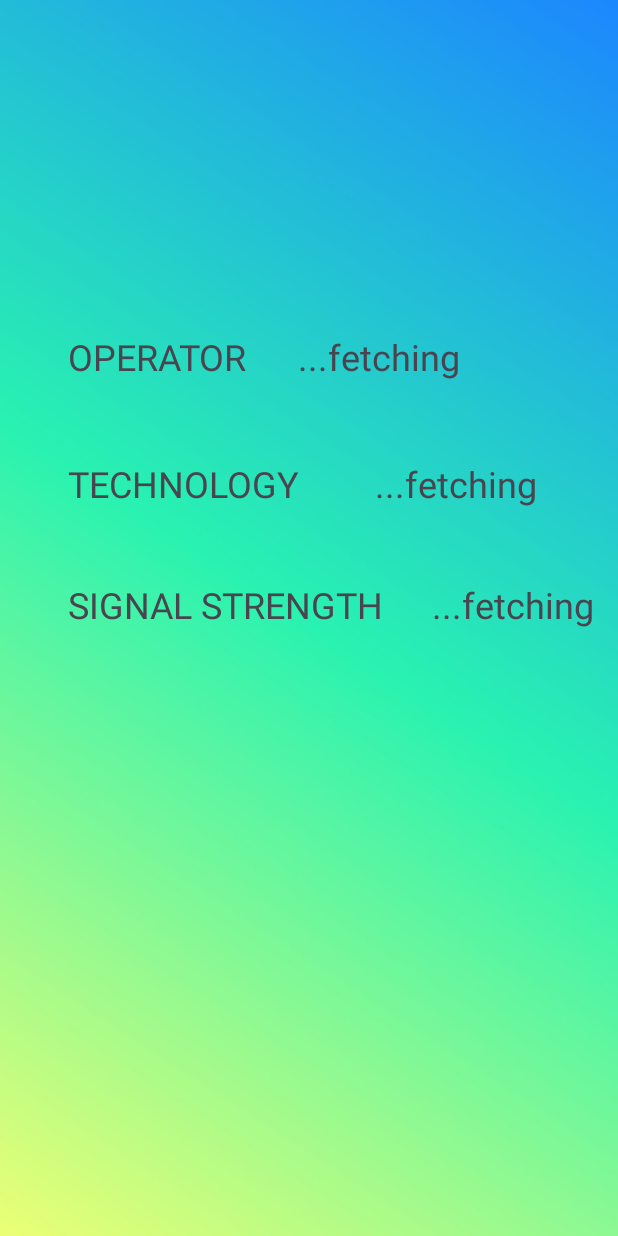
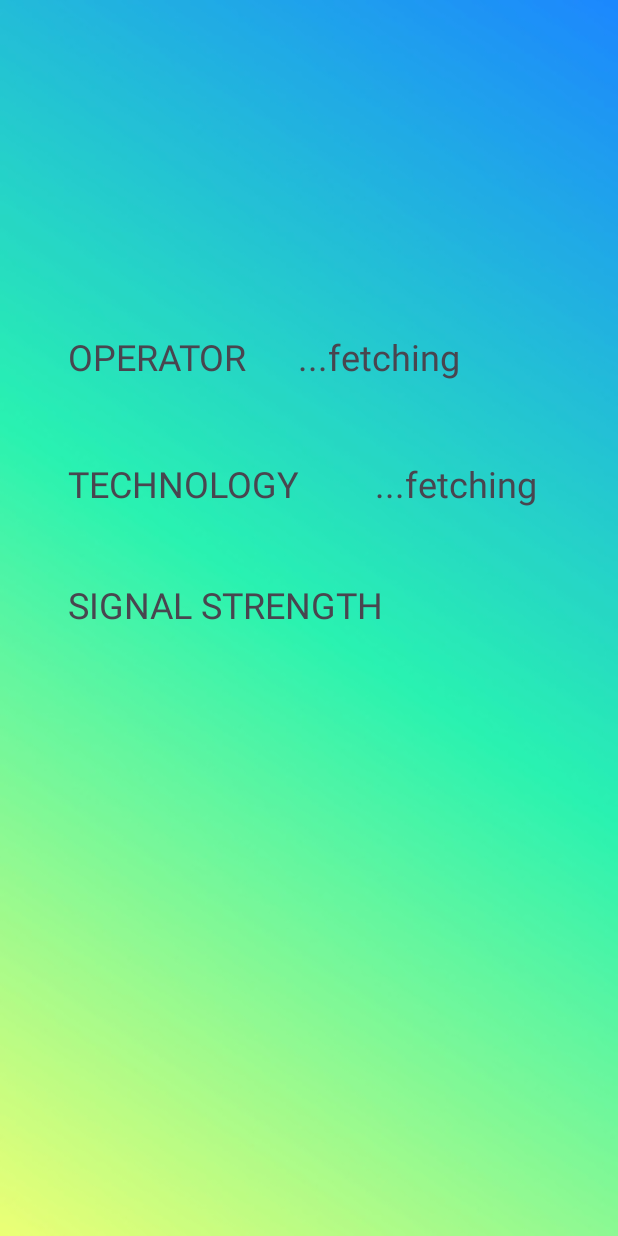
Before and after one commit to himanjim/NBM_Volunteer_Mobile_Application, an Android app: the fragment QoSFragment shown on its own in the app's theme, on a phone screen of 412 x 824 dp. Run offline under Robolectric (Android 15) with nearby library versions, the phone set to English and light mode, and no system bars.

Commit message:
With ViewModel

```diff
--- /dev/null
+++ b/app/src/main/java/com/dot/nbm/MainActivityViewModel.java
@@ -0,0 +1,36 @@
+package com.dot.nbm;
+
+import androidx.lifecycle.ViewModel;
+
+public class MainActivityViewModel extends ViewModel {
+
+    private String technology;
+
+    private String operator;
+
+    private float signalStrength;
+
+    public String getTechnology() {
+        return technology;
+    }
+
+    public void setTechnology(String technology) {
+        this.technology = technology;
+    }
+
+    public String getOperator() {
+        return operator;
+    }
+
+    public void setOperator(String operator) {
+        this.operator = operator;
+    }
+
+    public float getSignalStrength() {
+        return signalStrength;
+    }
+
+    public void setSignalStrength(float signalStrength) {
+        this.signalStrength = signalStrength;
+    }
+}
--- a/app/src/main/java/com/dot/nbm/QoSFragment.java
+++ b/app/src/main/java/com/dot/nbm/QoSFragment.java
@@ -19,6 +19,7 @@ import android.util.Log;
 import android.view.LayoutInflater;
 import android.view.View;
 import android.view.ViewGroup;
+import android.widget.TextView;
 
 import androidx.activity.result.ActivityResultLauncher;
 import androidx.activity.result.contract.ActivityResultContracts;
@@ -26,6 +27,8 @@ import androidx.annotation.NonNull;
 import androidx.annotation.Nullable;
 import androidx.core.content.ContextCompat;
 import androidx.fragment.app.Fragment;
+import androidx.lifecycle.ViewModel;
+import androidx.lifecycle.ViewModelProvider;
 
 import com.google.android.gms.location.FusedLocationProviderClient;
 import com.google.android.gms.location.LocationServices;
@@ -39,7 +42,11 @@ import java.util.List;
  */
 public class QoSFragment extends Fragment {
 
+    MainActivityViewModel mainActivityViewModel;
+
     private FusedLocationProviderClient fusedLocationClient;
+
+
 
     @Nullable
     @Override
@@ -49,11 +56,24 @@ public class QoSFragment extends Fragment {
 
         fusedLocationClient = LocationServices.getFusedLocationProviderClient(getActivity());
 
+        mainActivityViewModel = new ViewModelProvider(this).get(MainActivityViewModel.class);
+
+        ViewGroup layout = (ViewGroup) inflater.inflate(R.layout.fragment_qo_s,container,false);
+
+        TextView operatorNameTextView = layout.findViewById(R.id.operatorNameTextView);
+        TextView technologyTextView = layout.findViewById(R.id.technologyTextView);
+        TextView signalStrengthTextView = layout.findViewById(R.id.signalStrengthTextView);
+
         if (ContextCompat.checkSelfPermission(
                 getContext(), android.Manifest.permission.ACCESS_FINE_LOCATION) ==
                 PackageManager.PERMISSION_GRANTED) {
             // You can use the API that requires the permission.
-            Log.d("signalStrengthCaptured", getSignalStrength(getContext()));
+            MainActivityViewModel signalViewModel = getSignalStrength(getContext());
+            operatorNameTextView.setText(signalViewModel.getOperator());
+            technologyTextView.setText(signalViewModel.getTechnology());
+            signalStrengthTextView.setText(String.valueOf(signalViewModel.getSignalStrength()));
+
+            Log.d("signalStrengthCaptured", String.valueOf(signalViewModel.getSignalStrength()));
 //            Log.d("locationCaptured", fusedLocationClient.getCurrentLocation(PRIORITY_HIGH_ACCURACY, null));
         }
 //        else if (shouldShowRequestPermissionRationale()) {
@@ -108,11 +128,13 @@ public class QoSFragment extends Fragment {
 //                }
 //            });
 
-    private static String getSignalStrength(Context context) throws SecurityException {
+    private static MainActivityViewModel getSignalStrength(Context context) throws SecurityException {
         TelephonyManager telephonyManager = (TelephonyManager) context.getSystemService(Context.TELEPHONY_SERVICE);
         String strength = null;
         List<CellInfo> cellInfos = telephonyManager.getAllCellInfo();   //This will give info of all sims present inside your mobile
+        MainActivityViewModel signalViewModel = null;
         if(cellInfos != null) {
+            signalViewModel = new MainActivityViewModel();
             Log.d("cellInfos", cellInfos.toString());
             for (int i = 0 ; i < cellInfos.size() ; i++) {
                 if (cellInfos.get(i).isRegistered()) {
@@ -127,6 +149,10 @@ public class QoSFragment extends Fragment {
                     } else if (cellInfos.get(i) instanceof CellInfoLte) {
                         CellInfoLte cellInfoLte = (CellInfoLte) cellInfos.get(i);
                         CellSignalStrengthLte cellSignalStrengthLte = cellInfoLte.getCellSignalStrength();
+
+                        signalViewModel.setSignalStrength(cellSignalStrengthLte.getDbm());
+                        signalViewModel.setOperator((String) cellInfoLte.getCellIdentity().getMobileNetworkOperator());
+                        signalViewModel.setTechnology("4G");
                         strength = String.valueOf(cellSignalStrengthLte.getDbm());
                     } else if (cellInfos.get(i) instanceof CellInfoCdma) {
                         CellInfoCdma cellInfoCdma = (CellInfoCdma) cellInfos.get(i);
@@ -136,6 +162,6 @@ public class QoSFragment extends Fragment {
                 }
             }
         }
-        return strength;
+        return signalViewModel;
     }
 }
--- a/app/src/main/res/layout/fragment_qo_s.xml
+++ b/app/src/main/res/layout/fragment_qo_s.xml
@@ -72,7 +72,7 @@
             android:layout_width="wrap_content"
             android:layout_height="wrap_content"
             android:layout_marginEnd="16dp"
-            android:text="...fetching"
+
             android:textSize="24sp"
             app:layout_constraintBaseline_toBaselineOf="@+id/textView3"
             app:layout_constraintEnd_toEndOf="parent" />
```
